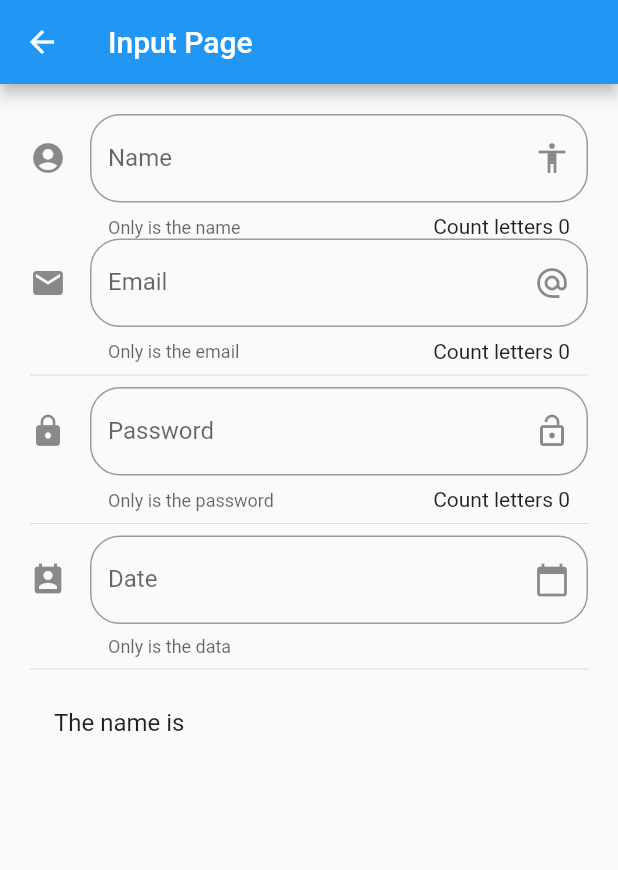
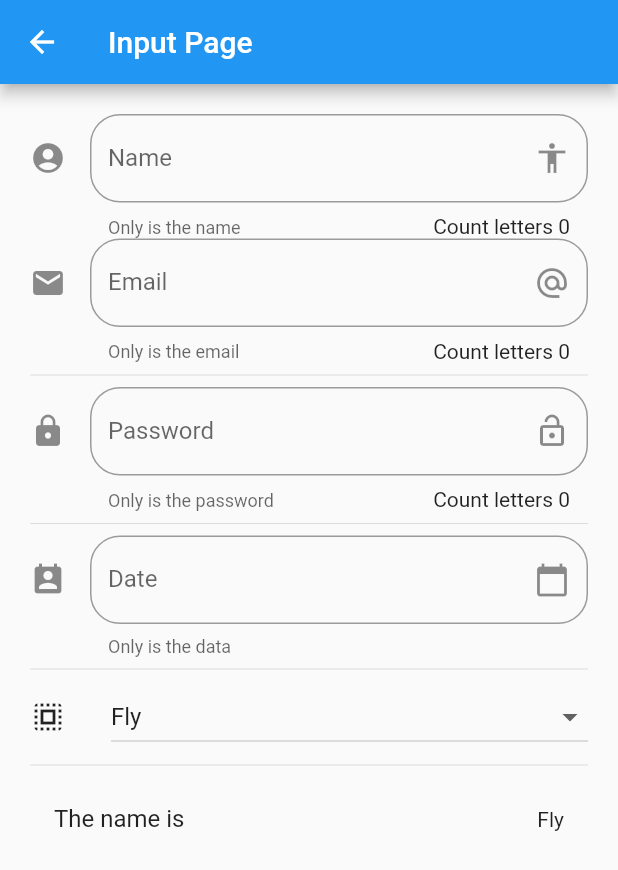
Before and after one commit to oscar02r/flutter_components, a Flutter app: the screen it shows after launch, after a tap on "inputs", on a phone screen of 412 x 824 dp. Shown: the top 870 px of the screen. Run offline on Flutter 3.47's test engine with Material 2 defaults, Android fonts, the phone set to English and light mode, and no system bars; network calls fail.

Commit message:
Added drowdonw ready work

```diff
--- a/lib/main.dart
+++ b/lib/main.dart
@@ -1,4 +1,5 @@
 import 'package:flutter/material.dart';
+import 'package:flutter_localizations/flutter_localizations.dart';
 
 import 'package:component_flutter/src/pages/alert_page.dart';
 import 'package:component_flutter/src/routes/routes.dart';
@@ -15,6 +16,14 @@ class MyApp  extends StatelessWidget {
   Widget build(BuildContext context) {
     return MaterialApp(
            debugShowCheckedModeBanner: false,
+           localizationsDelegates: [
+             GlobalMaterialLocalizations.delegate,
+             GlobalWidgetsLocalizations.delegate
+           ],
+           supportedLocales: [
+             const Locale('en','US'),
+             const Locale('es', 'ES')
+           ],
            initialRoute: '/',
            routes:getAplicationRotues(),
            onGenerateRoute: (settings){
--- a/lib/src/pages/input_page.dart
+++ b/lib/src/pages/input_page.dart
@@ -10,6 +10,10 @@ class _InputPageState extends State<InputPage> {
   String _name ='';
   String _email ='';
   String _date ='';
+  String _selectOption ='Fly';
+
+  List <String> _powers = ['Fly', 'Rayos X', 'Super aliento', 'Super fuerza' ];
+
   TextEditingController _controllerDate = new TextEditingController();
 
   @override
@@ -28,14 +32,15 @@ class _InputPageState extends State<InputPage> {
           Divider(),
           _createDate(context),
           Divider(),
+           _createDropdown(),
+          Divider(),
           _createPerson()
         ],
       ),
-
     );
   }
 
-  Widget _inputCreate() {
+ Widget _inputCreate() {
 
     return TextField(
       textCapitalization: TextCapitalization.sentences,
@@ -55,7 +60,7 @@ class _InputPageState extends State<InputPage> {
     );
   }
 
-Widget  _createEmail() {
+ Widget _createEmail() {
        return TextField(
       keyboardType: TextInputType.emailAddress,
       decoration: InputDecoration(
@@ -74,7 +79,7 @@ Widget  _createEmail() {
     );
 }
 
-  _createPassword() {
+ Widget _createPassword() {
       return TextField(
         obscureText: true,
       keyboardType: TextInputType.visiblePassword,
@@ -94,7 +99,7 @@ Widget  _createEmail() {
     );
   }
 
-    Widget _createDate(BuildContext context) {
+ Widget _createDate(BuildContext context) {
 
          return TextField(
            controller: _controllerDate,
@@ -117,12 +122,13 @@ Widget  _createEmail() {
     );
     }
 
-   _selectDate(BuildContext  context) async {
+ _selectDate(BuildContext  context) async {
         DateTime picked = await showDatePicker(
           context: context,
           initialDate : DateTime.now(),
           firstDate   : DateTime(2018),
-          lastDate    : DateTime(2025)
+          lastDate    : DateTime(2025),
+          locale      : Locale('es', 'ES')
       );
       if (picked!=null){
             _date = picked.toString().substring(0,10);
@@ -131,12 +137,44 @@ Widget  _createEmail() {
   }
 
 
-   Widget _createPerson(){
+ Widget _createPerson(){
         return ListTile(
            title: Text('The name is $_name'),
+           trailing: Text(_selectOption),
         );
   }
 
+List<DropdownMenuItem<String>> getOptionsDropdown(){
+     List<DropdownMenuItem<String>> _list = new List();
+     _powers.forEach((power){
+           _list.add(
+             DropdownMenuItem(
+               child: Text(power),
+               value: power,
+             )
+           );
+     });
+   return _list;
+}
 
-
+ Widget _createDropdown() {
+        return Row(
+          children: <Widget>[
+            Icon(Icons.select_all),
+            SizedBox(width: 30.0,),
+            Expanded(
+                          child: DropdownButton(
+                     items:getOptionsDropdown(),
+                     value: _selectOption,
+                    isExpanded: true,
+                     onChanged: (opt){
+                         setState(() {
+                           _selectOption= opt;
+                         });
+                     },
+              ),
+            ),
+          ],
+        );
 }
+}
```
Also changed, not shown: pubspec.yaml (+5 -2 lines), pubspec.lock.
